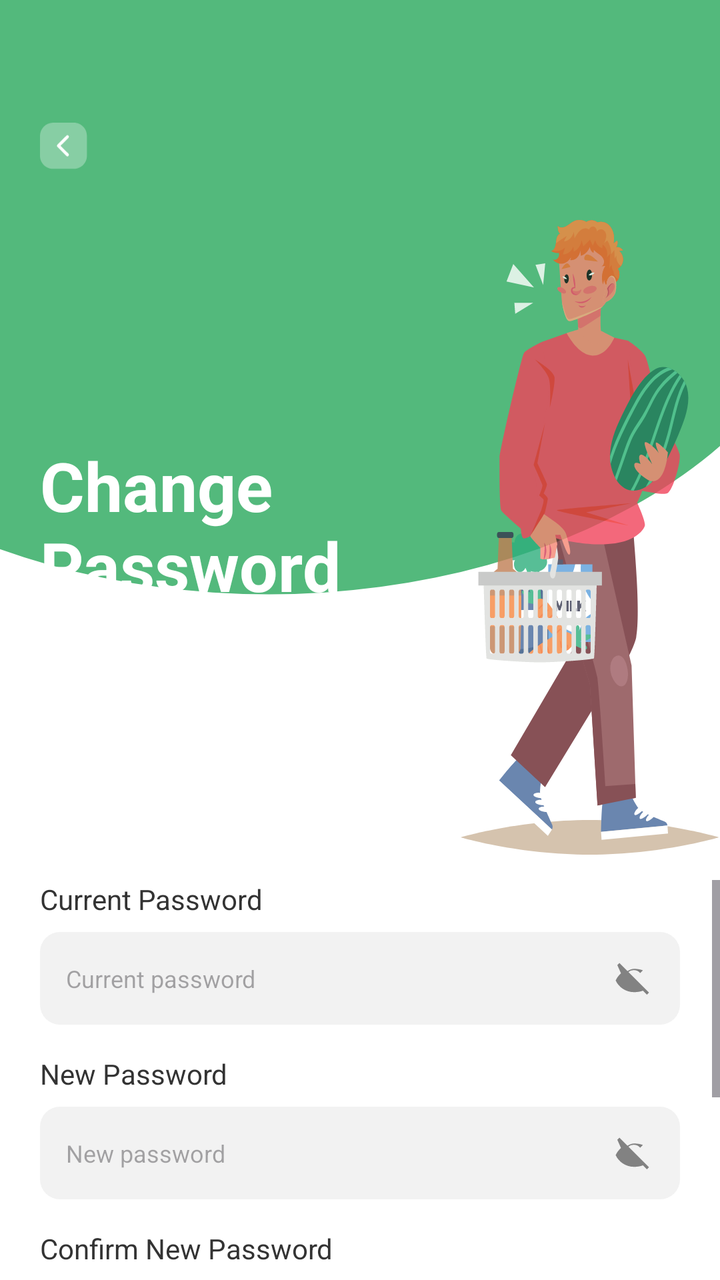
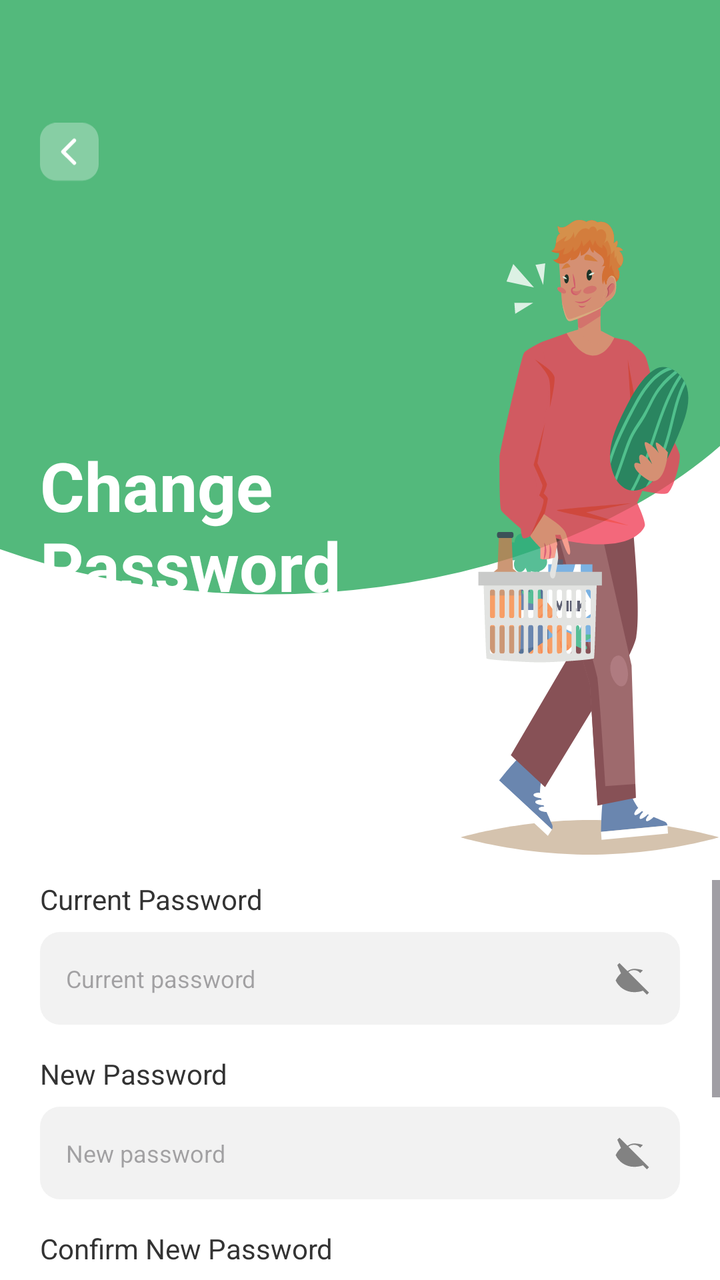

Before-and-after screenshots of an Android layout around one commit, followed by the original layout XML and the change that was made.
<!-- AndroidManifest.xml: application theme Theme.GrocHub -->
<!-- res/layout/activity_change_password.xml -->
<?xml version="1.0" encoding="utf-8"?>
<LinearLayout xmlns:android="http://schemas.android.com/apk/res/android"
    xmlns:app="http://schemas.android.com/apk/res-auto"
    android:id="@+id/main"
    android:layout_width="match_parent"
    android:layout_height="match_parent"
    android:background="@drawable/welcome_page_background"
    android:orientation="vertical">

    <RelativeLayout
        android:layout_width="match_parent"
        android:layout_height="wrap_content"
        android:layout_marginBottom="12dp">

        <LinearLayout
            android:layout_width="match_parent"
            android:layout_height="wrap_content"
            android:orientation="vertical">
            <ImageView
                android:id="@+id/iv_back"
                android:layout_width="24dp"
                android:layout_height="24dp"
                android:layout_marginTop="61dp"
                android:layout_marginStart="20dp"
                android:src="@drawable/back_button_trasparent"
                app:tint="@color/white" />
        </LinearLayout>

        <LinearLayout
            android:layout_width="match_parent"
            android:layout_height="wrap_content"
            android:orientation="horizontal">

            <TextView
                android:layout_width="wrap_content"
                android:layout_height="wrap_content"
                android:layout_marginStart="20dp"
                android:layout_marginTop="220dp"
                android:layout_marginBottom="60dp"
                android:text="Change\nPassword"
                android:textColor="#FFFFFF"
                android:textSize="34sp"
                android:textStyle="bold" />

            <ImageView
                android:layout_width="wrap_content"
                android:layout_height="wrap_content"
                android:layout_marginStart="60dp"
                android:layout_marginTop="110dp"
                android:background="@drawable/loginman"
                android:alpha="0.8" />
        </LinearLayout>
    </RelativeLayout>

    <ScrollView
        android:layout_width="match_parent"
        android:layout_height="match_parent"
        android:fillViewport="true">

        <LinearLayout
            android:layout_width="match_parent"
            android:layout_height="wrap_content"
            android:orientation="vertical"
            android:paddingBottom="30dp">

            <TextView
                android:layout_width="wrap_content"
                android:layout_height="wrap_content"
                android:layout_marginStart="20dp"
                android:layout_marginBottom="7dp"
                android:text="Current Password"
                android:textColor="#333333"
                android:textSize="14sp" />

            <LinearLayout
                android:layout_width="match_parent"
                android:layout_height="wrap_content"
                android:layout_marginHorizontal="20dp"
                android:layout_marginBottom="15dp"
                android:background="@drawable/cr10bf2f2f2"
                android:gravity="center_vertical"
                android:orientation="horizontal"
                android:paddingEnd="13dp">

                <EditText
                    android:id="@+id/et_current_password"
                    android:layout_width="0dp"
                    android:layout_height="wrap_content"
                    android:layout_weight="1"
                    android:background="@null"
                    android:hint="Current password"
                    android:inputType="textPassword"
                    android:paddingHorizontal="13dp"
                    android:paddingVertical="15dp"
                    android:textColor="@color/black"
                    android:textSize="12sp" />

                <ImageView
                    android:id="@+id/iv_toggle_current"
                    android:layout_width="20dp"
                    android:layout_height="20dp"
                    android:src="@drawable/ic_eye_closed"
                    app:tint="#828282" />
            </LinearLayout>

            <TextView
                android:layout_width="wrap_content"
                android:layout_height="wrap_content"
                android:layout_marginStart="20dp"
                android:layout_marginBottom="7dp"
                android:text="New Password"
                android:textColor="#333333"
                android:textSize="14sp" />

            <LinearLayout
                android:layout_width="match_parent"
                android:layout_height="wrap_content"
                android:layout_marginHorizontal="20dp"
                android:layout_marginBottom="15dp"
                android:background="@drawable/cr10bf2f2f2"
                android:gravity="center_vertical"
                android:orientation="horizontal"
                android:paddingEnd="13dp">

                <EditText
                    android:id="@+id/et_new_password"
                    android:layout_width="0dp"
                    android:layout_height="wrap_content"
                    android:layout_weight="1"
                    android:background="@null"
                    android:hint="New password"
                    android:inputType="textPassword"
                    android:paddingHorizontal="13dp"
                    android:paddingVertical="15dp"
                    android:textColor="@color/black"
                    android:textSize="12sp" />

                <ImageView
                    android:id="@+id/iv_toggle_new"
                    android:layout_width="20dp"
                    android:layout_height="20dp"
                    android:src="@drawable/ic_eye_closed"
                    app:tint="#828282" />
            </LinearLayout>

            <TextView
                android:layout_width="wrap_content"
                android:layout_height="wrap_content"
                android:layout_marginStart="20dp"
                android:layout_marginBottom="7dp"
                android:text="Confirm New Password"
                android:textColor="#333333"
                android:textSize="14sp" />

            <LinearLayout
                android:layout_width="match_parent"
                android:layout_height="wrap_content"
                android:layout_marginHorizontal="20dp"
                android:layout_marginBottom="35dp"
                android:background="@drawable/cr10bf2f2f2"
                android:gravity="center_vertical"
                android:orientation="horizontal"
                android:paddingEnd="13dp">

                <EditText
                    android:id="@+id/et_confirm_password"
                    android:layout_width="0dp"
                    android:layout_height="wrap_content"
                    android:layout_weight="1"
                    android:background="@null"
                    android:hint="Re-enter new password"
                    android:inputType="textPassword"
                    android:paddingHorizontal="13dp"
                    android:paddingVertical="15dp"
                    android:textColor="@color/black"
                    android:textSize="12sp" />

                <ImageView
                    android:id="@+id/iv_toggle_confirm"
                    android:layout_width="20dp"
                    android:layout_height="20dp"
                    android:src="@drawable/ic_eye_closed"
                    app:tint="#828282" />
            </LinearLayout>

            <LinearLayout
                android:id="@+id/btn_update_password"
                android:layout_width="match_parent"
                android:layout_height="wrap_content"
                android:layout_marginHorizontal="20dp"
                android:background="@drawable/cr10b4bad73"
                android:clickable="true"
                android:elevation="5dp"
                android:focusable="true"
                android:gravity="center"
                android:orientation="vertical"
                android:paddingVertical="16dp">

                <TextView
                    android:id="@+id/tv_btn_text"
                    android:layout_width="wrap_content"
                    android:layout_height="wrap_content"
                    android:text="Update Password"
                    android:textColor="#FFFFFF"
                    android:textSize="18sp"
                    android:textStyle="bold" />
            </LinearLayout>

        </LinearLayout>
    </ScrollView>
</LinearLayout>
<!-- resources referenced by this layout -->
<resources>
  <color name="black">#FF000000</color>
  <color name="white">#FFFFFFFF</color>
  <!-- drawable back_button_trasparent (drawable) -->
  <vector xmlns:android="http://schemas.android.com/apk/res/android"
      android:width="32dp"
      android:height="31dp"
      android:viewportWidth="32"
      android:viewportHeight="31">
      <path
          android:fillColor="#4D000000"
          android:pathData="M0 8.69c0-2.3 0.92-4.52 2.55-6.14 1.63-1.63 3.84-2.55 6.14-2.55h13.9c4.8 0 8.69 3.89 8.69 8.69v13.32c0 4.8-3.89 8.69-8.69 8.69h-13.9c-4.8 0-8.69-3.89-8.69-8.69z"/>
      <path
          android:strokeColor="#FFFFFFFF"
          android:strokeWidth="2"
          android:strokeLineCap="round"
          android:strokeLineJoin="round"
          android:pathData="M18.28 21.35l-6-6 6-6"/>
  </vector>
  <!-- drawable cr10b4bad73 (drawable) -->
  <?xml version="1.0" encoding="UTF-8"?>
  <shape
      xmlns:android="http://schemas.android.com/apk/res/android">
      <solid
          android:color="#4BAD73"
          />
      <corners
          android:radius="10dp"
          />
  </shape>
  <!-- drawable cr10bf2f2f2 (drawable) -->
  <?xml version="1.0" encoding="UTF-8"?>
  <shape
      xmlns:android="http://schemas.android.com/apk/res/android">
      <solid
          android:color="#F2F2F2"
          />
      <corners
          android:radius="10dp"
          />
  </shape>
  <!-- drawable ic_eye_closed (drawable) -->
  <vector xmlns:android="http://schemas.android.com/apk/res/android"
      android:width="24dp"
      android:height="24dp"
      android:viewportWidth="24"
      android:viewportHeight="24">
      <path
          android:fillColor="#666666"
          android:pathData="M2,4.27L3.28,3 21,20.72 19.73,22l-2.4-2.4C15.96,20.17 14.03,20.5 12,20.5 7,20.5 2.73,17.39 1,13.5c.73-1.64 1.83-3.1 3.19-4.31L2,4.27z"/>
      <path
          android:fillColor="#666666"
          android:pathData="M12,6.5c2.03,0 3.96.33 5.33.9l-1.62,1.62A4.99,4.99 0 0,0 7.98,15.7L6.36,17.32C5,16.25 3.9,14.78 3.17,13.5 4.9,9.61 9,6.5 12,6.5z"/>
  </vector>
  <!-- drawable loginman: vector/xml drawable (drawable, 30144 chars, omitted) -->
  <!-- drawable welcome_page_background: vector/xml drawable (drawable, 3755 chars, omitted) -->
  <style name="Theme.GrocHub" parent="Base.Theme.GrocHub" />
  <style name="Base.Theme.GrocHub" parent="Theme.Material3.DayNight.NoActionBar">
          
          
      </style>
</resources>

<!-- the commit's change to res/layout/activity_change_password.xml (unified diff, before → after) -->
@@ -18,8 +18,8 @@
             android:orientation="vertical">
             <ImageView
                 android:id="@+id/iv_back"
-                android:layout_width="24dp"
-                android:layout_height="24dp"
+                android:layout_width="30dp"
+                android:layout_height="30dp"
                 android:layout_marginTop="61dp"
                 android:layout_marginStart="20dp"
                 android:src="@drawable/back_button_trasparent"
